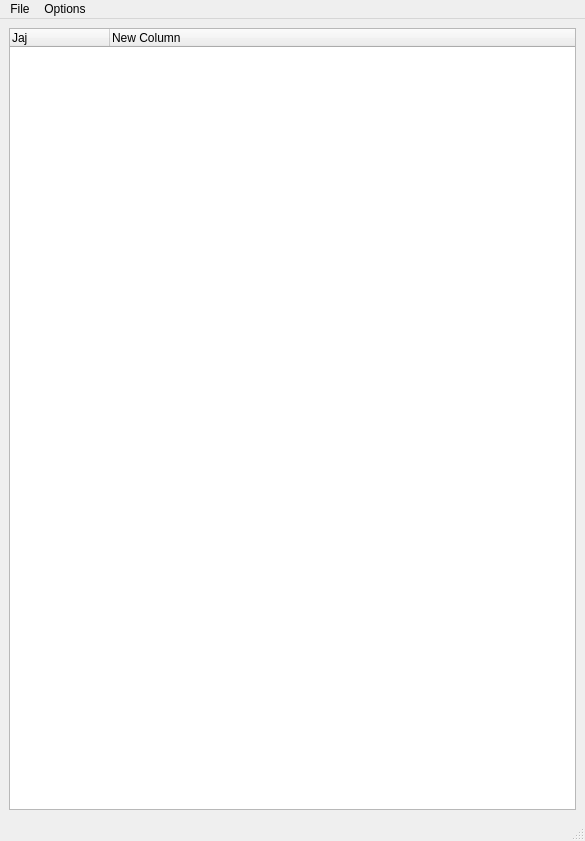
Qt form LHCbDIRAC/BookkeepingSystem/Gui/Widget/MainWidget.ui (antolu/LHCbDIRAC) before a commit.
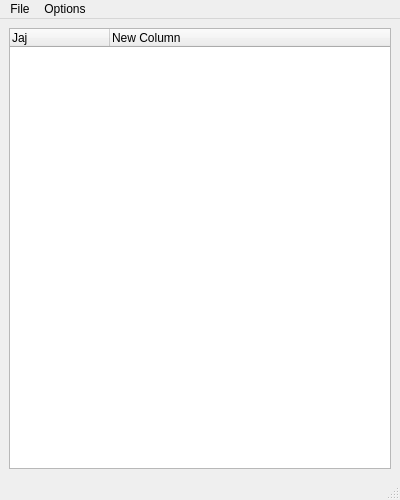
The same form after that commit.

Commit message: I fixed the size of windows

```diff
--- a/LHCbDIRAC/BookkeepingSystem/Gui/Widget/MainWidget.ui
+++ b/LHCbDIRAC/BookkeepingSystem/Gui/Widget/MainWidget.ui
@@ -11,8 +11,8 @@
    <rect>
     <x>0</x>
     <y>0</y>
-    <width>585</width>
-    <height>841</height>
+    <width>400</width>
+    <height>500</height>
    </rect>
   </property>
   <property name="cursor" >
```
The commit also changes 4 other files.
